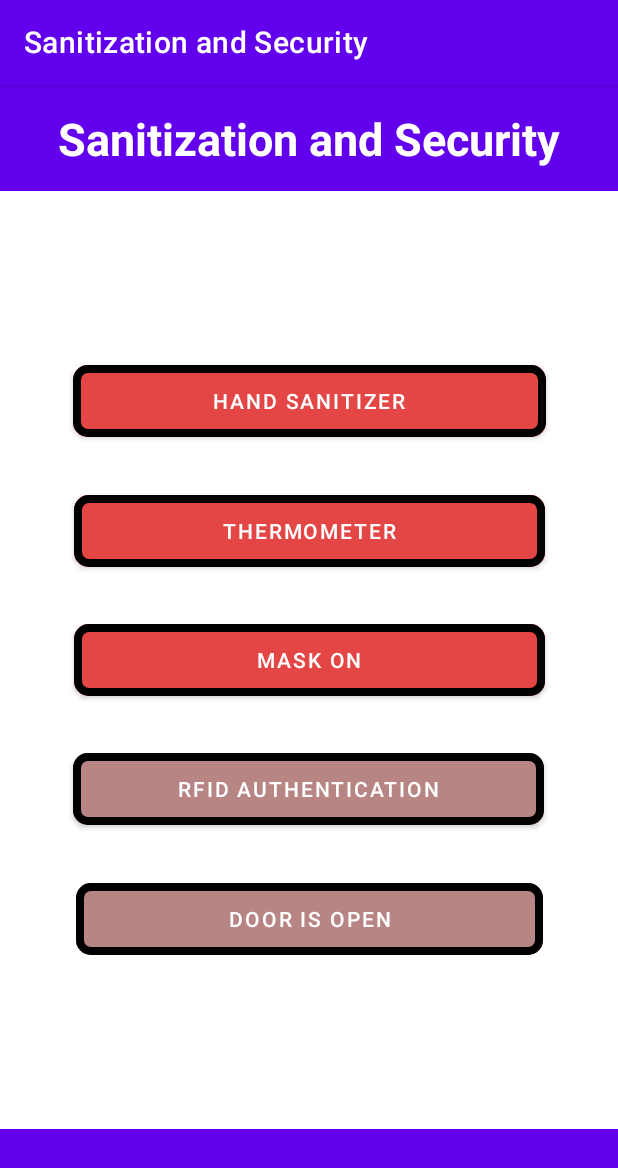
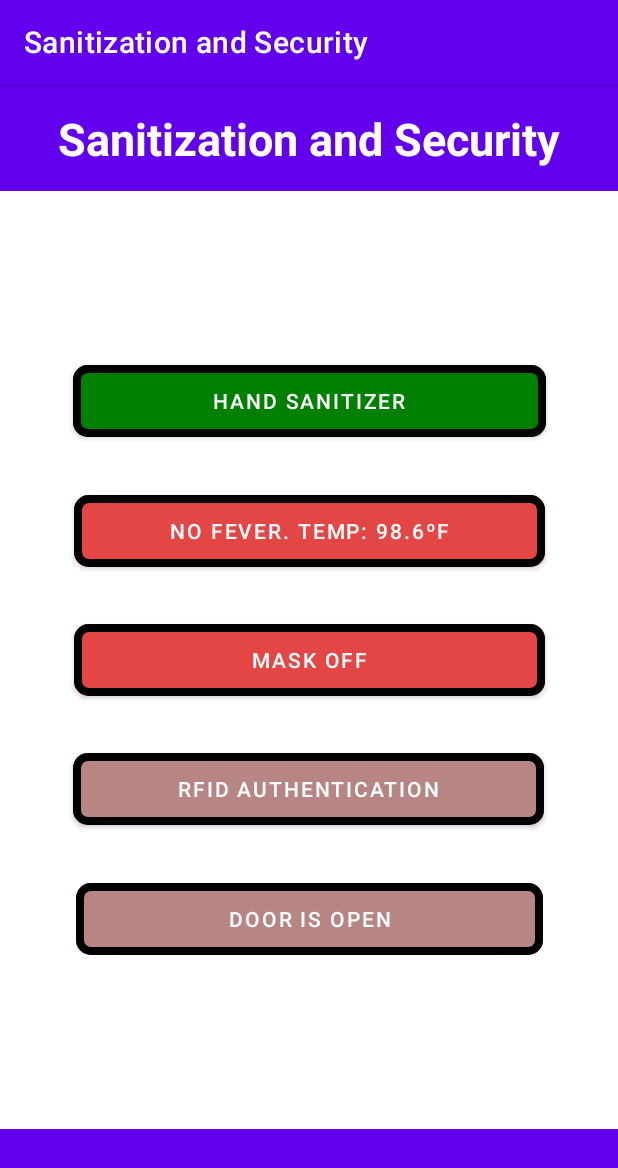
Before and after one commit to dosa15/ASSP-app, an Android app: the MainActivity screen opened directly, with no data from a screen before it, after a tap on "HAND SANITIZER", on a phone screen of 412 x 824 dp. Shown: the top 1168 px of the screen. Run offline under Robolectric (Android 15) with nearby library versions, the phone set to English and light mode, and no system bars; our stand-ins replace Firebase (no records; nobody signed in at launch, a user with empty details on screens opened directly); 3 statements that could not run were skipped.

Commit message:
Buttons appropriately change color based on data from server.

```diff
--- a/app/src/main/java/com/example/assp/home_screen/MainActivity.java
+++ b/app/src/main/java/com/example/assp/home_screen/MainActivity.java
@@ -1,30 +1,39 @@
 package com.example.assp.home_screen;
 
 import android.os.Bundle;
+import android.util.Log;
+import android.view.View;
 import android.widget.Button;
 
+import androidx.annotation.NonNull;
 import androidx.appcompat.app.AppCompatActivity;
 
 import com.example.assp.R;
 
 
-import com.google.android.gms.tasks.Task;
-import com.google.firebase.database.ChildEventListener;
 import com.google.firebase.database.DataSnapshot;
 import com.google.firebase.database.DatabaseError;
 import com.google.firebase.database.DatabaseReference;
 import com.google.firebase.database.FirebaseDatabase;
-import com.google.firebase.database.Query;
 import com.google.firebase.database.ValueEventListener;
+
+import java.util.HashMap;
 
 
 public class MainActivity extends AppCompatActivity {
+
+    //        FirebaseDatabase.getInstance().getReference().child("sensors").child("Fever").setValue("false");
+    //        FirebaseDatabase.getInstance().getReference().child("sensors").child("Hands Sanitized").setValue("false");
+    //        FirebaseDatabase.getInstance().getReference().child("sensors").child("Mask On").setValue("false");
+    //        FirebaseDatabase.getInstance().getReference().child("sensors").child("RFID").setValue("false");
+    //        FirebaseDatabase.getInstance().getReference().child("sensors").child("Temperature").setValue("98.6");
 
     FirebaseDatabase firebaseDatabase;
     DatabaseReference databaseReference;
     DataSnapshot dataSnapshot;
     private Button button;
-    static private boolean activatedHandSanitizer = false, activatedThermometer = false, activatedMaskOn = false, activatedRFID = false, activatedDoor = false;
+    static private boolean activatedHandSanitizer = false, activatedThermometer = false, activatedMask = false, activatedRFID = false, activatedDoor = false;
+    static String temperature = "98.6";
 
     @Override
     protected void onCreate(Bundle savedInstanceState) {
@@ -32,106 +41,135 @@ public class MainActivity extends AppCompatActivity {
 
         setContentView(R.layout.home_screen);
 
-        findViewById(R.id.RFIDButton).setClickable(false);
-        findViewById(R.id.RFIDButton).setBackgroundColor(getResources().getColor(R.color.disabledButton));
-        findViewById(R.id.doorButton).setClickable(false);
-        findViewById(R.id.doorButton).setBackgroundColor(getResources().getColor(R.color.disabledButton));
+        Button handSanitizerButton = (Button) findViewById(R.id.handSanitizerButton);
+        Button thermometerButton = (Button) findViewById(R.id.thermometerButton);
+        Button maskButton = (Button) findViewById(R.id.maskButton);
+        Button RFIDButton = (Button) findViewById(R.id.RFIDButton);
+        Button doorButton = (Button) findViewById(R.id.doorButton);
 
-/*
+//        handSanitizerButton.setClickable(false);
+//        thermometerButton.setClickable(false);
+//        maskButton.setClickable(false);
+//        RFIDButton.setClickable(false);
+//        doorButton.setClickable(false);
+
+        handSanitizerButton.setBackgroundColor(getResources().getColor(R.color.deactivatedButton));
+        thermometerButton.setBackgroundColor(getResources().getColor(R.color.deactivatedButton));
+        maskButton.setBackgroundColor(getResources().getColor(R.color.deactivatedButton));
+        RFIDButton.setBackgroundColor(getResources().getColor(R.color.disabledButton));
+        doorButton.setBackgroundColor(getResources().getColor(R.color.disabledButton));
 
         //BUTTONS CLICK LISTENERS
-        findViewById(R.id.handSanitizerButton).setOnClickListener(new View.OnClickListener() {
+        handSanitizerButton.setOnClickListener(new View.OnClickListener() {
             @Override
-            public void onClick(View view){
+            public void onClick(View view) {
                 activatedHandSanitizer = activateButton(R.id.handSanitizerButton, activatedHandSanitizer);
                 userIsSafe();
             }
         });
 
-        findViewById(R.id.thermometerButton).setOnClickListener(new View.OnClickListener() {
+        thermometerButton.setOnClickListener(new View.OnClickListener() {
             @Override
             public void onClick(View view) {
                 activatedThermometer = activateButton(R.id.thermometerButton, activatedThermometer);
+                if(activatedThermometer) {
+                    thermometerButton.setText("No Fever. Temp: " + temperature + "ºF");
+                } else {
+                    thermometerButton.setText("Fever. Temp: " + temperature + "ºF");
+                }
                 userIsSafe();
             }
         });
 
-        findViewById(R.id.maskButton).setOnClickListener(new View.OnClickListener() {
+        maskButton.setOnClickListener(new View.OnClickListener() {
             @Override
             public void onClick(View view) {
-                activatedMaskOn = activateButton(R.id.maskButton, activatedMaskOn);
+                activatedMask = activateButton(R.id.maskButton, activatedMask);
+                if(activatedMask) {
+                    maskButton.setText("Masked");
+                } else {
+                    maskButton.setText("No Mask");
+                }
                 userIsSafe();
             }
         });
 
-        findViewById(R.id.RFIDButton).setOnClickListener(new View.OnClickListener() {
+        RFIDButton.setOnClickListener(new View.OnClickListener() {
             @Override
             public void onClick(View view) {
                 activatedRFID = activateButton(R.id.RFIDButton, activatedRFID);
-                if (activatedRFID) {
-                    findViewById(R.id.doorButton).setBackgroundColor(getResources().getColor(R.color.activatedButton));
+                if (activatedRFID && userIsSafe()) {
+                    RFIDButton.setBackgroundColor(getResources().getColor(R.color.activatedButton));
+                    doorButton.setBackgroundColor(getResources().getColor(R.color.activatedButton));
                 } else {
-                    findViewById(R.id.doorButton).setBackgroundColor(getResources().getColor(R.color.deactivatedButton));
+                    RFIDButton.setBackgroundColor(getResources().getColor(R.color.deactivatedButton));
+                    doorButton.setBackgroundColor(getResources().getColor(R.color.deactivatedButton));
                 }
 
             }
         });
 
- */
 
-        FirebaseDatabase.getInstance().getReference().child("sensors").child("Fever").setValue("False");
-        /*
         FirebaseDatabase database = FirebaseDatabase.getInstance();
-        DatabaseReference myRef = database.getReference("sensors");
-//        Log.d("FBDB", myRef.toString());
-//        myRef.push().child("test").setValue("Hello, World!");
+        Log.d("DBREF", database.getReference().toString());
+        DatabaseReference sensors = database.getReference("sensors");
+        if (sensors != null) {
 
-        myRef.addValueEventListener(new ValueEventListener() {
-            @Override
-            public void onDataChange(DataSnapshot dataSnapshot) {
-                // This method is called once with the initial value and again
-                // whenever data at this location is updated.
-                Log.d("DSR", "about to read ahah: ");
-                String value = dataSnapshot.getValue(String.class);
-                Log.d("DSR", "Value is: " + value);
-            }
-
-            @Override
-            public void onCancelled(DatabaseError error) {
-                // Failed to read value
-                Log.w("DSE", "Failed to read value.", error.toException());
-            }
-        });
-         */
-
-
+//            sensors.addValueEventListener(new ValueEventListener() {
+//                @Override
+//                public void onDataChange(DataSnapshot dataSnapshot) {
+//                    // This method is called once with the initial value and again
+//                    // whenever data at this location is updated.
+//                    Log.d("DSR", "about to read ahah: ");
+//                    String value = dataSnapshot.getValue(String.class);
+//                    Log.d("DSR", "Value is: " + value);
+//                }
+//
+//                @Override
+//                public void onCancelled(DatabaseError error) {
+//                    // Failed to read value
+//                    Log.w("DSE", "Failed to read value.", error.toException());
+//                }
+//            });
 
 
         // https://console.firebase.google.com/u/1/project/assp-efa06/database/assp-efa06-default-rtdb/data/
 
-//        firebaseDatabase = FirebaseDatabase.getInstance();
-//        final ArrayList<String> list = new ArrayList<>();
-//        firebaseDatabase.getReference().child("users").push().child("trial").setValue("trial data");
+            final HashMap<String, String> sensorData = new HashMap<>();
+            sensors.addValueEventListener(new ValueEventListener() {
+                @Override
+                public void onDataChange(@NonNull DataSnapshot snapshot) {
+                    sensorData.clear();
+                    for (DataSnapshot snap : snapshot.getChildren()) {
+                        sensorData.put(snap.getKey(), snap.getValue().toString());
+                    }
+                    Log.println(Log.INFO, "ValueEventChange", sensorData.toString());
+                    setButtonStates();
+                }
 
-//        String fever = databaseReference.child("Fever").get().toString();
-//        Log.d("children", dataSnapshot.getChildren().toString());
-//        databaseReference.addValueEventListener(new ValueEventListener() {
-//            @Override
-//            public void onDataChange(@NonNull DataSnapshot snapshot) {
-////                list.clear();
-////                for (DataSnapshot snap : dataSnapshot.getChildren()) {
-////                    list.add(snap.getValue().toString());
-////                }
-////                Log.println(Log.INFO, "ValueEventChange", list.toString());
-//                String value = dataSnapshot.getValue(String.class);
-//                Log.d("ValueEventChange", "Value is: " + value);
-//            }
-//
-//            @Override
-//            public void onCancelled(@NonNull DatabaseError error) {
-//                Log.w("ValueEventChange", "loadPost:onCancelled", error.toException());
-//            }
-//        });
+                private void setButtonStates() {
+                    if (sensorData.get("Hands Sanitized").equals("true") != activatedHandSanitizer) {
+                        handSanitizerButton.performClick();
+                    }
+                    if (sensorData.get("Fever").equals("false") == activatedThermometer) {
+                        thermometerButton.performClick();
+                        temperature = sensorData.get("Temperature");
+                    }
+                    if (sensorData.get("Mask On").equals("true") != activatedMask) {
+                        maskButton.performClick();
+                    }
+                    if(userIsSafe()) {
+                        if (sensorData.get("RFID").equals("true") != activatedRFID) {
+                            RFIDButton.performClick();
+                        }
+                    }
+                }
+
+                @Override
+                public void onCancelled(@NonNull DatabaseError error) {
+                    Log.w("ValueEventChange", "loadPost:onCancelled", error.toException());
+                }
+            });
 
 
 //        Log.d("sensors", databaseReference.child("Fever").toString());
@@ -140,43 +178,46 @@ public class MainActivity extends AppCompatActivity {
 //
 //        Log.d("Fever", databaseReference.child("sensors").child("Fever").get().toString());
 //
-//        sensors.orderByChild(databaseReference.toString()){
-//            @Override
-//            public void onDataChange(@NonNull DataSnapshot snapshot) {
-//                String sanitized = dataSnapshot.child("Hands Sanitized").getValue().toString();
-//                boolean hasChi = dataSnapshot.hasChildren();
-//                Log.d("papa", String.valueOf(hasChi));
-//                if(sanitized == "true"){
-//                    Log.d("sanitized", "Sanitized!");
-//                    findViewById(R.id.handSanitizerButton).performClick();
-//                }
-//
-//                String hasFever = dataSnapshot.child("Fever").getValue().toString();
-//
-//                if(hasFever.equals("False")){
-//                    findViewById(R.id.thermometerButton).performClick();
-//                }
-//
-//                String hasMask = dataSnapshot.child("Mask On").getValue().toString();
-//
-//                if(hasMask.equals("true")){
-//                    findViewById(R.id.maskButton).performClick();
-//                }
-//
-//                String doneRIFD = dataSnapshot.child("RFID").getValue().toString();
-//
-//                if(doneRIFD.equals("true")){
-//                    findViewById(R.id.RFIDButton).performClick();
-//                }
-//
-//            }
-//
-//            @Override
-//            public void onCancelled(@NonNull DatabaseError error) {
-//
-//            }
-//        });
-//
+
+            /*
+            sensors.addValueEventListener(new ValueEventListener() {
+                @Override
+                public void onDataChange(@NonNull DataSnapshot snapshot) {
+                    String sanitized = dataSnapshot.child("Hands Sanitized").getValue().toString();
+                    boolean hasChi = dataSnapshot.hasChildren();
+                    Log.d("papa", String.valueOf(hasChi));
+                    if (sanitized == "true") {
+                        Log.d("sanitized", "Sanitized!");
+                        findViewById(R.id.handSanitizerButton).performClick();
+                    }
+
+                    String hasFever = dataSnapshot.child("Fever").getValue().toString();
+
+                    if (hasFever.equals("False")) {
+                        findViewById(R.id.thermometerButton).performClick();
+                    }
+
+                    String hasMask = dataSnapshot.child("Mask On").getValue().toString();
+
+                    if (hasMask.equals("true")) {
+                        findViewById(R.id.maskButton).performClick();
+                    }
+
+                    String doneRIFD = dataSnapshot.child("RFID").getValue().toString();
+
+                    if (doneRIFD.equals("true")) {
+                        findViewById(R.id.RFIDButton).performClick();
+                    }
+
+                }
+
+                @Override
+                public void onCancelled(@NonNull DatabaseError error) {
+                    Log.d("DBERR", "Unable to retrieve sensor data.");
+                }
+            });
+             */
+        }
 
     }
 
@@ -190,16 +231,18 @@ public class MainActivity extends AppCompatActivity {
         return !activated;
     }
 
-    public void userIsSafe() {
-        if (activatedHandSanitizer && activatedThermometer && activatedMaskOn) {
-            findViewById(R.id.RFIDButton).setClickable(true);
+    public boolean userIsSafe() {
+        if (activatedHandSanitizer && activatedThermometer && activatedMask) {
+//            findViewById(R.id.RFIDButton).setClickable(true);
             findViewById(R.id.RFIDButton).setBackgroundColor(getResources().getColor(R.color.deactivatedButton));
             findViewById(R.id.doorButton).setBackgroundColor(getResources().getColor(R.color.deactivatedButton));
+            return true;
         } else {
-            findViewById(R.id.RFIDButton).setClickable(false);
+//            findViewById(R.id.RFIDButton).setClickable(false);
             findViewById(R.id.RFIDButton).setBackgroundColor(getResources().getColor(R.color.disabledButton));
             findViewById(R.id.doorButton).setBackgroundColor(getResources().getColor(R.color.disabledButton));
+            return false;
         }
+    }
 
-    }
 }
--- a/app/src/main/res/layout/home_screen.xml
+++ b/app/src/main/res/layout/home_screen.xml
@@ -100,7 +100,7 @@
         android:layout_marginTop="8dp"
         android:layout_marginBottom="8dp"
         android:backgroundTint="#E44646"
-        android:text="@string/mask"
+        android:text="@string/maskOff"
         android:textColor="@color/white"
         app:backgroundTint="#E44646"
         app:cornerRadius="10dip"
--- a/app/src/main/res/values/strings.xml
+++ b/app/src/main/res/values/strings.xml
@@ -11,9 +11,10 @@
     <string name="automated_sanitization_and_security_protocol">Automated Sanitization\nand Security Protocol</string>
     <string name="assp">A S S P</string>
     <string name="hand_sanitizer">Hand Sanitizer</string>
-    <string name="thermometer">Thermometer</string>
+    <string name="thermometer">No Fever. Temp: 98.6ºF</string>
     <string name="door">Door is open</string>
-    <string name="mask">Mask on</string>
+    <string name="maskOff">Mask Off</string>
+    <string name="maskOn">Mask On</string>
     <string name="rfid_authentication">RFID Authentication</string>
     <string name="home_screen_title">Sanitization and Security</string>
 </resources>
```
Also changed, not shown: app/src/main/java/com/example/assp/ui/login/LoginActivity.java (+5 -5 lines).
